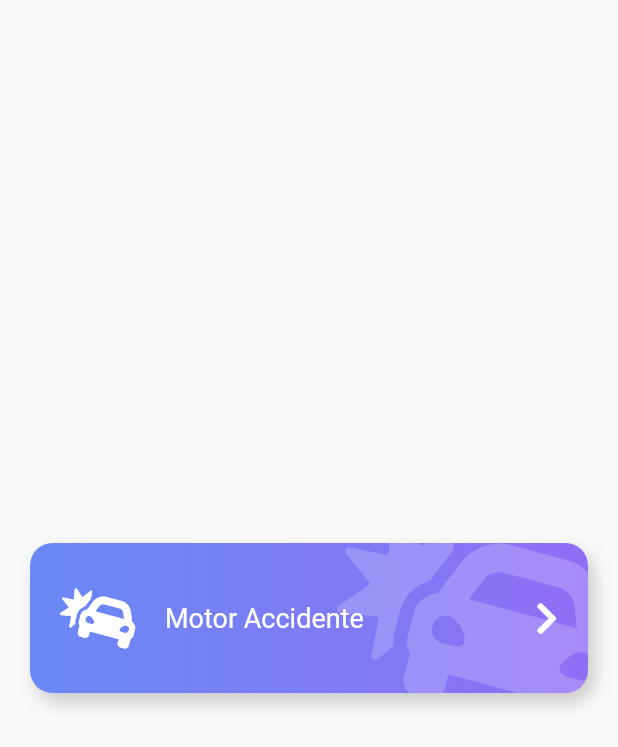
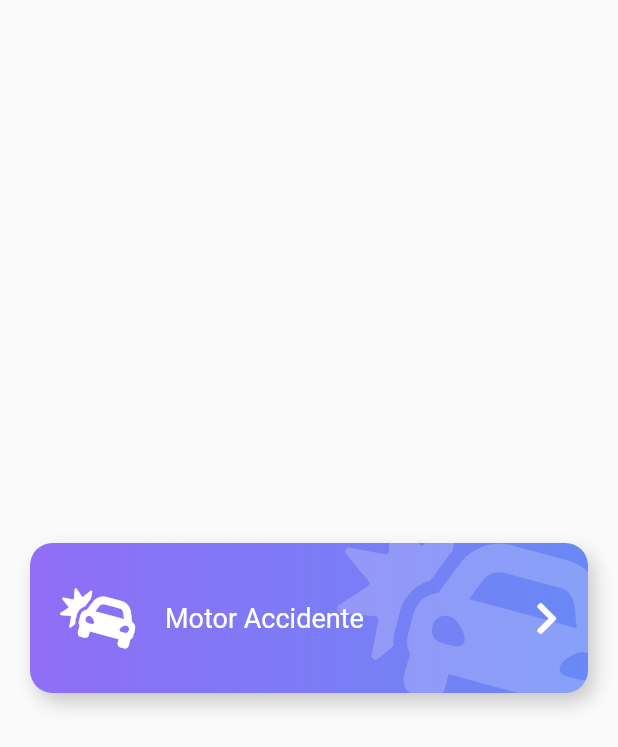
Before and after one commit to DentVega/Design-App, a Flutter app: the screen it shows after launch, on a phone screen of 412 x 824 dp. Shown: the top 747 px of the screen. Run offline on Flutter 3.47's test engine with Material 2 defaults, Android fonts, the phone set to English and light mode, and no system bars; our stand-ins replace flutter_svg, font_awesome_flutter.

Commit message:
Emergency Layout - Parametrizando nuestro buton

```diff
--- a/lib/src/pages/emergency_page.dart
+++ b/lib/src/pages/emergency_page.dart
@@ -4,11 +4,22 @@ import 'package:flutter/material.dart';
 import 'package:font_awesome_flutter/font_awesome_flutter.dart';
 
 class EmergencyPage extends StatelessWidget {
+  //Color(0xff6989F5)
+  //Color(0xff906EF5)
+
   @override
   Widget build(BuildContext context) {
     return Scaffold(
       body: Center(
-        child: BotonGordo(),
+        child: BotonGordo(
+          texto: 'Motor Accidente',
+          icon: FontAwesomeIcons.carCrash,
+          color1: Color(0xff906EF5),
+          color2: Color(0xff6989F5),
+          onPress: () {
+            print('Click');
+          },
+        ),
       ),
     );
   }
--- a/lib/src/widgets/boton_gordo.dart
+++ b/lib/src/widgets/boton_gordo.dart
@@ -2,30 +2,74 @@ import 'package:flutter/material.dart';
 import 'package:font_awesome_flutter/font_awesome_flutter.dart';
 
 class BotonGordo extends StatelessWidget {
+  final IconData icon;
+  final String texto;
+  final Color color1;
+  final Color color2;
+  final Function onPress;
+
+  const BotonGordo(
+      { this.icon = FontAwesomeIcons.circle,
+      @required this.texto,
+      this.color1 = Colors.blue,
+      this.color2 = Colors.deepPurpleAccent,
+      @required this.onPress});
+
   @override
   Widget build(BuildContext context) {
     return Container(
+      child: GestureDetector(
+        onTap: this.onPress,
         child: Stack(
           children: [
-          _BotonGordoBackground(),
+            _BotonGordoBackground(
+              icon: icon,
+              color1: color1,
+              color2: color2,
+            ),
             Row(
               mainAxisAlignment: MainAxisAlignment.center,
               children: [
-              SizedBox(height: 140, width: 40,),
-              FaIcon(FontAwesomeIcons.carCrash, color: Colors.white, size: 40,),
-              SizedBox(width: 20,),
-              Expanded(child: Text('Motor Accidente', style: TextStyle(color: Colors.white, fontSize: 18),)),
-              FaIcon(FontAwesomeIcons.chevronRight, color: Colors.white,),
-              SizedBox(width: 40,),
+                SizedBox(
+                  height: 140,
+                  width: 40,
+                ),
+                FaIcon(
+                  icon,
+                  color: Colors.white,
+                  size: 40,
+                ),
+                SizedBox(
+                  width: 20,
+                ),
+                Expanded(
+                    child: Text(
+                  texto,
+                  style: TextStyle(color: Colors.white, fontSize: 18),
+                )),
+                FaIcon(
+                  FontAwesomeIcons.chevronRight,
+                  color: Colors.white,
+                ),
+                SizedBox(
+                  width: 40,
+                ),
               ],
             )
           ],
+        ),
       ),
     );
   }
 }
 
 class _BotonGordoBackground extends StatelessWidget {
+  final IconData icon;
+  final Color color1;
+  final Color color2;
+
+  const _BotonGordoBackground({this.icon, this.color1, this.color2});
+
   @override
   Widget build(BuildContext context) {
     return Container(
@@ -37,7 +81,7 @@ class _BotonGordoBackground extends StatelessWidget {
                 right: -20,
                 top: -20,
                 child: FaIcon(
-                  FontAwesomeIcons.carCrash,
+                  icon,
                   size: 150,
                   color: Colors.white.withOpacity(0.2),
                 ))
@@ -48,7 +92,6 @@ class _BotonGordoBackground extends StatelessWidget {
       height: 100,
       margin: EdgeInsets.all(20),
       decoration: BoxDecoration(
-          color: Colors.red,
           boxShadow: [
             BoxShadow(
                 color: Colors.black.withOpacity(0.2),
@@ -57,8 +100,8 @@ class _BotonGordoBackground extends StatelessWidget {
           ],
           borderRadius: BorderRadius.circular(15),
           gradient: LinearGradient(colors: [
-            Color(0xff6989F5),
-            Color(0xff906EF5),
+            color1,
+            color2,
           ])),
     );
   }
```
Lines whose indentation alone changed are shown as unchanged.
